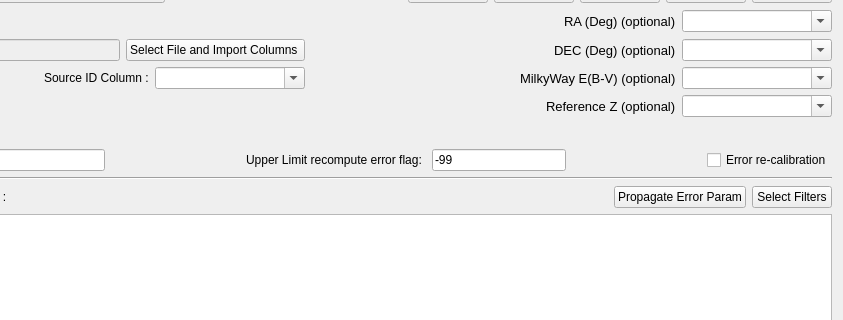
First picture: the form in PhzQtUI/auxdir/PhzQtUI/FormSurveyMapping.ui, repository astrorama/Phosphoros, before the edit; both pictures show x 228 to 1071 and y 86 to 406 of the 1071 by 968 pixel window.
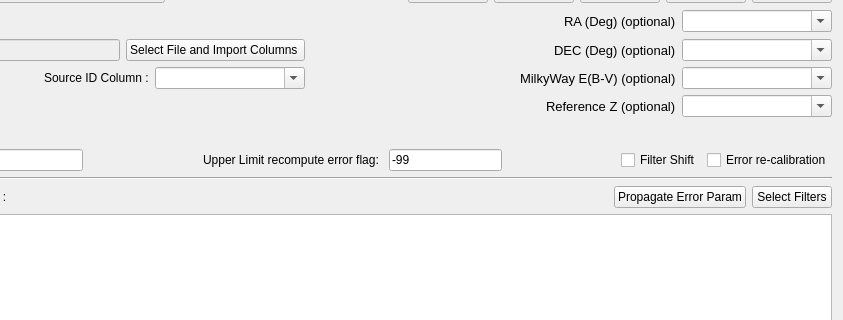
Second picture: the form after the edit.

Commit message: Add the FilterGridGeneration from the GUI. Missing:add the config in the CR and 0-point correction

```diff
--- a/PhzQtUI/auxdir/PhzQtUI/FormSurveyMapping.ui
+++ b/PhzQtUI/auxdir/PhzQtUI/FormSurveyMapping.ui
@@ -588,6 +588,13 @@
        </property>
       </spacer>
      </item>
+     <item>
+      <widget class="QCheckBox" name="ckb_filterShift">
+       <property name="text">
+        <string>Filter Shift</string>
+       </property>
+      </widget>
+     </item>
      <item>
       <widget class="QCheckBox" name="ckb_error_prop">
        <property name="toolTip">
```
The commit also changes 23 other files.
